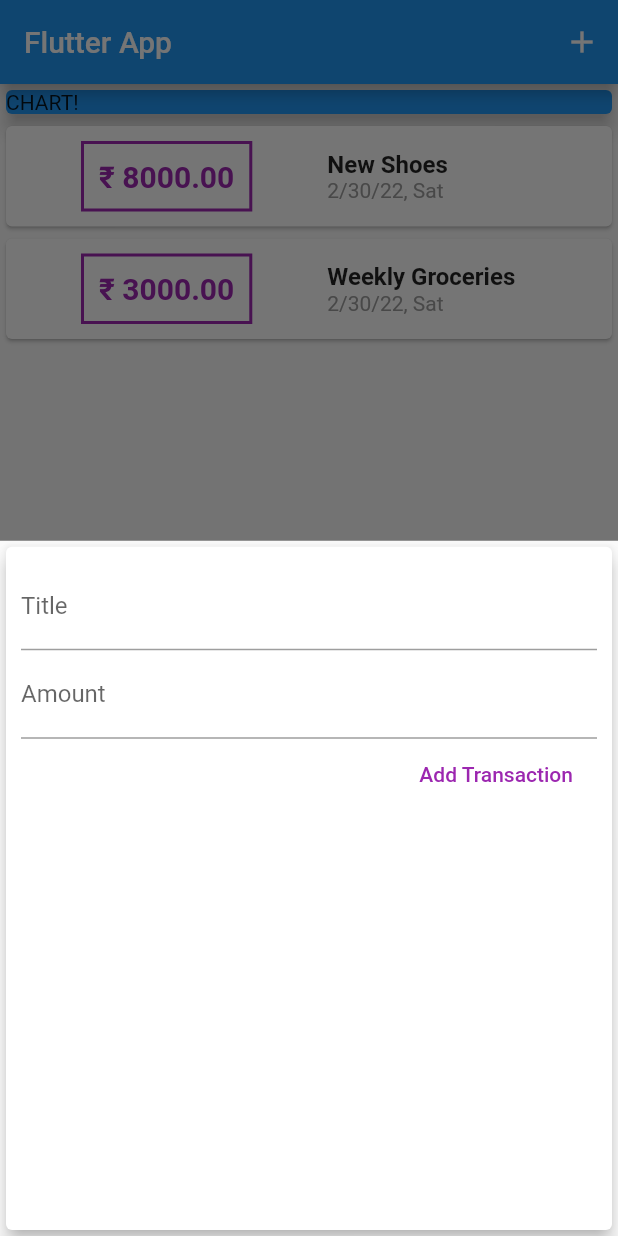
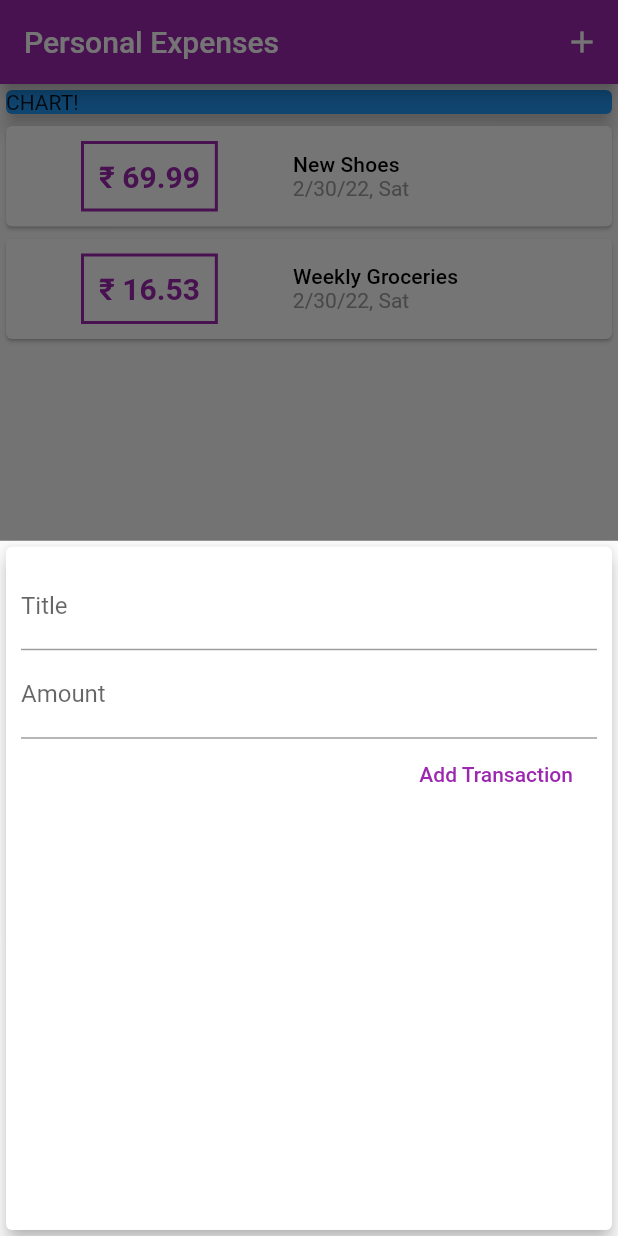
Before and after one commit to kartikeypathak/Personal-Expenses-App, a Flutter app: the screen it shows after launch, after a tap on the "add" icon, on a phone screen of 412 x 824 dp. Run offline on Flutter 3.47's test engine with Material 2 defaults, Android fonts, the phone set to English and light mode, and no system bars.

Commit message:
minor fixes with some changes in files

```diff
--- a/lib/main.dart
+++ b/lib/main.dart
@@ -1,43 +1,44 @@
 import 'package:flutter/material.dart';
+
+import './widgets/new_transaction.dart';
 import './widgets/transaction_list.dart';
-import './widgets/new_transaction.dart';
 import './models/transaction.dart';
 
 void main() => runApp(MyApp());
 
-class MyApp extends StatefulWidget {
-  @override
-  State<MyApp> createState() => _MyAppState();
-}
-
-class _MyAppState extends State<MyApp> {
+class MyApp extends StatelessWidget {
   @override
   Widget build(BuildContext context) {
     return MaterialApp(
-      title: 'Flutter App',
+      title: 'Personal Expenses',
+      theme: ThemeData(
+        primarySwatch: Colors.purple,
+        accentColor: Colors.amber,
+      ),
       home: MyHomePage(),
     );
   }
 }
 
 class MyHomePage extends StatefulWidget {
+  // String titleInput;
+  // String amountInput;
   @override
-  State<MyHomePage> createState() => _MyHomePageState();
+  _MyHomePageState createState() => _MyHomePageState();
 }
 
 class _MyHomePageState extends State<MyHomePage> {
-  // String titleInput;
   final List<Transaction> _userTransactions = [
     Transaction(
       id: 't1',
       title: 'New Shoes',
-      amount: 8000,
+      amount: 69.99,
       date: DateTime.now(),
     ),
     Transaction(
       id: 't2',
       title: 'Weekly Groceries',
-      amount: 3000,
+      amount: 16.53,
       date: DateTime.now(),
     ),
   ];
@@ -72,17 +73,17 @@ class _MyHomePageState extends State<MyHomePage> {
   Widget build(BuildContext context) {
     return Scaffold(
       appBar: AppBar(
-        title: Text('Flutter App'),
+        title: Text('Personal Expenses'),
         actions: <Widget>[
           IconButton(
             icon: Icon(Icons.add),
             onPressed: () => _startAddNewTransaction(context),
-          )
+          ),
         ],
       ),
       body: SingleChildScrollView(
         child: Column(
-          // mainAxisAlignment: MainAxisAlignment.spaceAround,
+          // mainAxisAlignment: MainAxisAlignment.start,
           crossAxisAlignment: CrossAxisAlignment.stretch,
           children: <Widget>[
             Container(
--- a/lib/models/transaction.dart
+++ b/lib/models/transaction.dart
@@ -1,6 +1,5 @@
 import 'package:flutter/material.dart';
 import 'package:flutter/foundation.dart';
-
 
 class Transaction {
   String id;
--- a/lib/widgets/new_transaction.dart
+++ b/lib/widgets/new_transaction.dart
@@ -1,11 +1,18 @@
 import 'package:flutter/material.dart';
 
-class NewTransaction extends StatelessWidget {
+class NewTransaction extends StatefulWidget {
   final Function addTx;
-  final titleController = TextEditingController();
-  final amountController = TextEditingController();
 
   NewTransaction(this.addTx);
+
+  @override
+  State<NewTransaction> createState() => _NewTransactionState();
+}
+
+class _NewTransactionState extends State<NewTransaction> {
+  final titleController = TextEditingController();
+
+  final amountController = TextEditingController();
 
   void submitData() {
     final enteredTitle = titleController.text;
@@ -15,10 +22,12 @@ class NewTransaction extends StatelessWidget {
       return;
     }
 
-    addTx(
+    widget.addTx(
       enteredTitle,
       enteredAmount,
     );
+
+    Navigator.of(context).pop();
   }
 
   @override
--- a/lib/widgets/transaction_list.dart
+++ b/lib/widgets/transaction_list.dart
@@ -6,7 +6,6 @@ class TransactionList extends StatelessWidget {
   final List<Transaction> transactions;
 
   TransactionList(this.transactions);
-
 
   @override
   Widget build(BuildContext context) {
@@ -24,18 +23,19 @@ class TransactionList extends StatelessWidget {
                   ),
                   decoration: BoxDecoration(
                     border: Border.all(
-                      color: Colors.purple,
+                      color: Theme.of(context).primaryColor,
                       width: 2,
                     ),
                   ),
                   padding: EdgeInsets.all(10),
                   child: Text(
-                    '₹ ' + transactions[index].amount.toStringAsFixed(2), //rupee sign
+                    '₹ ' + transactions[index].amount.toStringAsFixed(2),
+                    //rupee sign
                     // '\$${tx.amount}', this is called string interpolation
                     style: TextStyle(
                       fontWeight: FontWeight.bold,
                       fontSize: 20,
-                      color: Colors.purple,
+                      color: Theme.of(context).primaryColor,
                     ),
                   ),
                 ),
@@ -44,13 +44,11 @@ class TransactionList extends StatelessWidget {
                   children: <Widget>[
                     Text(
                       transactions[index].title,
-                      style: TextStyle(
-                        fontSize: 16,
-                        fontWeight: FontWeight.bold,
-                      ),
+                      style: Theme.of(context).textTheme.titleSmall,
                     ),
                     Text(
-                      DateFormat('d/m/yy, EEE').format(transactions[index].date),
+                      DateFormat('d/m/yy, EEE')
+                          .format(transactions[index].date),
                       style: TextStyle(
                         color: Colors.grey,
                       ),
@@ -62,7 +60,7 @@ class TransactionList extends StatelessWidget {
           );
         },
         itemCount: transactions.length,
-        ),
+      ),
     );
   }
 }
```
Also changed, not shown: pubspec.yaml (+12 -6 lines), assets/fonts/OpenSans-Bold.ttf (added), assets/fonts/OpenSans-Regular.ttf (added), assets/fonts/Quicksand-Bold.ttf (added), assets/fonts/Quicksand-Light.ttf (added), assets/fonts/Quicksand-Medium.ttf (added), assets/fonts/Quicksand-Regular.ttf (added), pubspec.lock, 1 other file.
